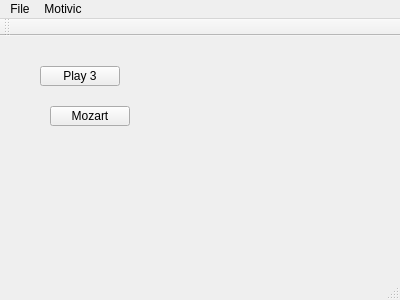
fenixnix/AlgorithmicMusic, file mainwindow.ui: the form before one commit.
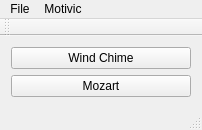
The form after the commit.

What changed in the file:
```diff
--- a/mainwindow.ui
+++ b/mainwindow.ui
@@ -6,48 +6,38 @@
    <rect>
     <x>0</x>
     <y>0</y>
-    <width>400</width>
-    <height>300</height>
+    <width>202</width>
+    <height>120</height>
    </rect>
   </property>
   <property name="windowTitle">
    <string>MainWindow</string>
   </property>
   <widget class="QWidget" name="centralWidget">
+   <layout class="QVBoxLayout" name="verticalLayout">
+    <item>
    <widget class="QPushButton" name="btnPlay3">
-    <property name="geometry">
-     <rect>
-      <x>40</x>
-      <y>30</y>
-      <width>80</width>
-      <height>20</height>
-     </rect>
-    </property>
     <property name="text">
-     <string>Play 3</string>
-    </property>
-   </widget>
+       <string>Wind Chime</string>
+      </property>
+     </widget>
+    </item>
+    <item>
    <widget class="QPushButton" name="btnMozart">
-    <property name="geometry">
-     <rect>
-      <x>50</x>
-      <y>70</y>
-      <width>80</width>
-      <height>20</height>
-     </rect>
-    </property>
     <property name="text">
      <string>Mozart</string>
     </property>
    </widget>
+    </item>
+   </layout>
   </widget>
   <widget class="QMenuBar" name="menuBar">
    <property name="geometry">
     <rect>
      <x>0</x>
      <y>0</y>
-     <width>400</width>
-     <height>22</height>
+     <width>202</width>
+     <height>17</height>
     </rect>
    </property>
    <widget class="QMenu" name="menuFile">
```
Lines whose indentation alone changed are shown as unchanged.
